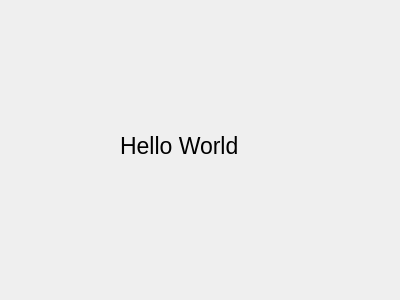
First picture: the form in ExampleDialog.ui, repository RetroShare/ExampleRSPlugin05, before the edit.
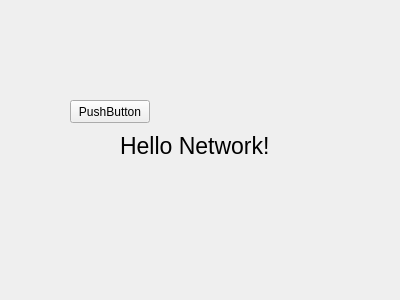
Second picture: the form after the edit.

Commit message: disable manual mutex send message on button press instead of timer

Diff of the .ui file:
```diff
--- a/ExampleDialog.ui
+++ b/ExampleDialog.ui
@@ -18,7 +18,7 @@
     <rect>
      <x>120</x>
      <y>130</y>
-     <width>161</width>
+     <width>201</width>
      <height>31</height>
     </rect>
    </property>
@@ -28,7 +28,20 @@
     </font>
    </property>
    <property name="text">
-    <string>Hello World</string>
+    <string>Hello Network!</string>
+   </property>
+  </widget>
+  <widget class="QPushButton" name="pushButton">
+   <property name="geometry">
+    <rect>
+     <x>70</x>
+     <y>100</y>
+     <width>80</width>
+     <height>23</height>
+    </rect>
+   </property>
+   <property name="text">
+    <string>PushButton</string>
    </property>
   </widget>
  </widget>
```
The commit also changes 3 other files.
